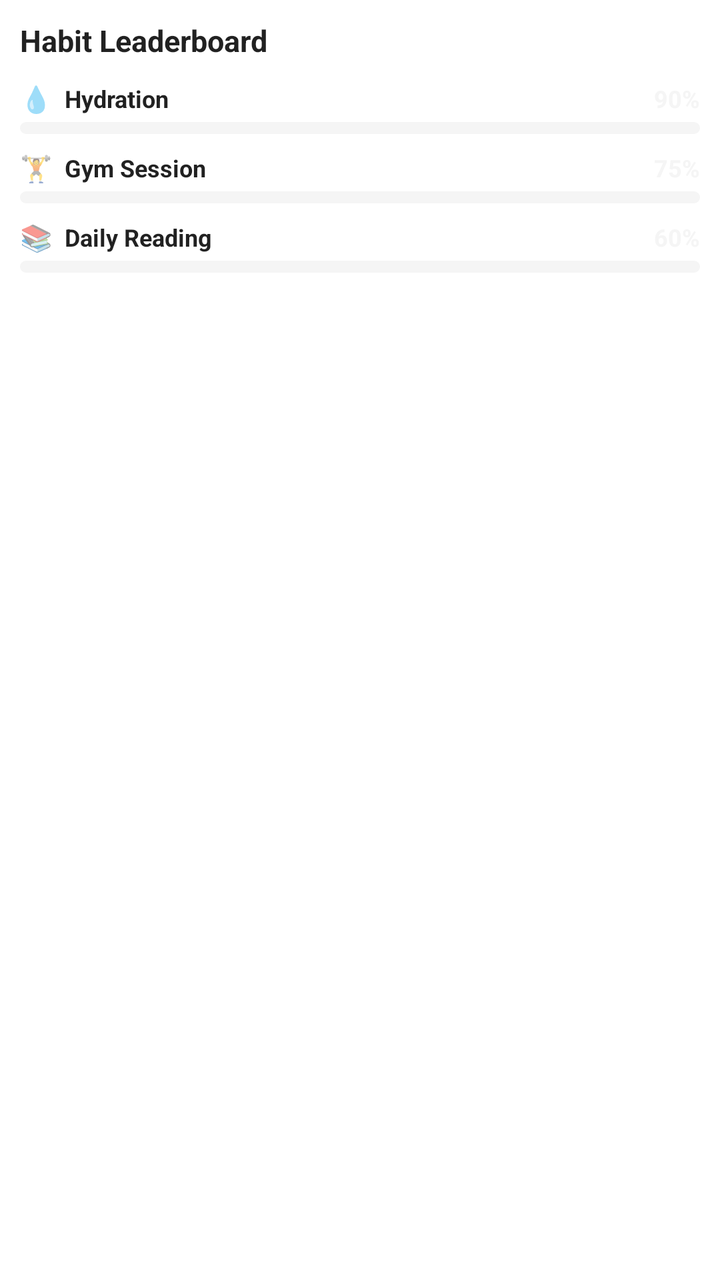
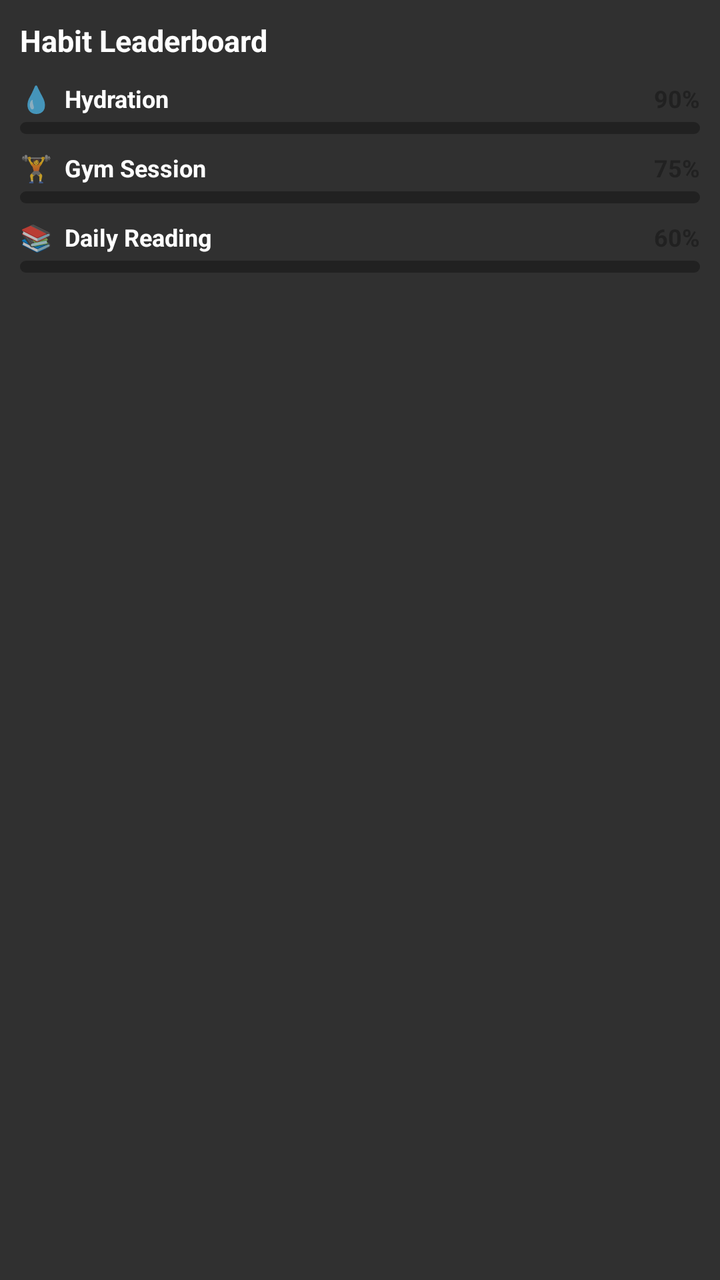

Compare the two renders of this Android layout. The source of the first and the diff that turns it into the second are given below.
<!-- AndroidManifest.xml: application theme Theme.Forge -->
<!-- res/layout/widget_preview_leaderboard.xml -->
<?xml version="1.0" encoding="utf-8"?>
<LinearLayout xmlns:android="http://schemas.android.com/apk/res/android"
    android:layout_width="match_parent"
    android:layout_height="match_parent"
    android:background="?android:attr/colorBackgroundFloating"
    android:orientation="vertical"
    android:padding="10dp">

    
    <TextView
        android:layout_width="wrap_content"
        android:layout_height="wrap_content"
        android:layout_marginBottom="10dp"
        android:text="Habit Leaderboard"
        android:textColor="?android:attr/textColorPrimary"
        android:textSize="15sp"
        android:textStyle="bold" />

    
    <LinearLayout
        android:layout_width="match_parent"
        android:layout_height="wrap_content"
        android:layout_marginBottom="8dp"
        android:orientation="vertical">

        <RelativeLayout
            android:layout_width="match_parent"
            android:layout_height="wrap_content"
            android:layout_marginBottom="3dp">

            <LinearLayout
                android:layout_width="wrap_content"
                android:layout_height="wrap_content"
                android:layout_alignParentStart="true"
                android:gravity="center_vertical"
                android:orientation="horizontal">

                <TextView
                    android:layout_width="wrap_content"
                    android:layout_height="wrap_content"
                    android:text="💧"
                    android:textSize="13sp" />

                <TextView
                    android:layout_width="wrap_content"
                    android:layout_height="wrap_content"
                    android:layout_marginStart="6dp"
                    android:text="Hydration"
                    android:textColor="?android:attr/textColorPrimary"
                    android:textSize="12sp"
                    android:textStyle="bold" />
            </LinearLayout>

            <TextView
                android:layout_width="wrap_content"
                android:layout_height="wrap_content"
                android:layout_alignParentEnd="true"
                android:layout_centerVertical="true"
                android:text="90%"
                android:textColor="?android:attr/colorPrimary"
                android:textSize="12sp"
                android:textStyle="bold" />
        </RelativeLayout>

        <ProgressBar
            style="?android:attr/progressBarStyleHorizontal"
            android:layout_width="match_parent"
            android:layout_height="6dp"
            android:max="100"
            android:progress="90"
            android:progressDrawable="@drawable/bg_rounded_card" />
    </LinearLayout>

    
    <LinearLayout
        android:layout_width="match_parent"
        android:layout_height="wrap_content"
        android:layout_marginBottom="8dp"
        android:orientation="vertical">

        <RelativeLayout
            android:layout_width="match_parent"
            android:layout_height="wrap_content"
            android:layout_marginBottom="3dp">

            <LinearLayout
                android:layout_width="wrap_content"
                android:layout_height="wrap_content"
                android:layout_alignParentStart="true"
                android:gravity="center_vertical"
                android:orientation="horizontal">

                <TextView
                    android:layout_width="wrap_content"
                    android:layout_height="wrap_content"
                    android:text="🏋️"
                    android:textSize="13sp" />

                <TextView
                    android:layout_width="wrap_content"
                    android:layout_height="wrap_content"
                    android:layout_marginStart="6dp"
                    android:text="Gym Session"
                    android:textColor="?android:attr/textColorPrimary"
                    android:textSize="12sp"
                    android:textStyle="bold" />
            </LinearLayout>

            <TextView
                android:layout_width="wrap_content"
                android:layout_height="wrap_content"
                android:layout_alignParentEnd="true"
                android:layout_centerVertical="true"
                android:text="75%"
                android:textColor="?android:attr/colorPrimary"
                android:textSize="12sp"
                android:textStyle="bold" />
        </RelativeLayout>

        <ProgressBar
            style="?android:attr/progressBarStyleHorizontal"
            android:layout_width="match_parent"
            android:layout_height="6dp"
            android:max="100"
            android:progress="75"
            android:progressDrawable="@drawable/bg_rounded_card" />
    </LinearLayout>

    
    <LinearLayout
        android:layout_width="match_parent"
        android:layout_height="wrap_content"
        android:orientation="vertical">

        <RelativeLayout
            android:layout_width="match_parent"
            android:layout_height="wrap_content"
            android:layout_marginBottom="3dp">

            <LinearLayout
                android:layout_width="wrap_content"
                android:layout_height="wrap_content"
                android:layout_alignParentStart="true"
                android:gravity="center_vertical"
                android:orientation="horizontal">

                <TextView
                    android:layout_width="wrap_content"
                    android:layout_height="wrap_content"
                    android:text="📚"
                    android:textSize="13sp" />

                <TextView
                    android:layout_width="wrap_content"
                    android:layout_height="wrap_content"
                    android:layout_marginStart="6dp"
                    android:text="Daily Reading"
                    android:textColor="?android:attr/textColorPrimary"
                    android:textSize="12sp"
                    android:textStyle="bold" />
            </LinearLayout>

            <TextView
                android:layout_width="wrap_content"
                android:layout_height="wrap_content"
                android:layout_alignParentEnd="true"
                android:layout_centerVertical="true"
                android:text="60%"
                android:textColor="?android:attr/colorPrimary"
                android:textSize="12sp"
                android:textStyle="bold" />
        </RelativeLayout>

        <ProgressBar
            style="?android:attr/progressBarStyleHorizontal"
            android:layout_width="match_parent"
            android:layout_height="6dp"
            android:max="100"
            android:progress="60"
            android:progressDrawable="@drawable/bg_rounded_card" />
    </LinearLayout>

</LinearLayout>
<!-- resources referenced by this layout -->
<resources>
  <!-- drawable bg_rounded_card (drawable) -->
  <?xml version="1.0" encoding="utf-8"?>
  <shape xmlns:android="http://schemas.android.com/apk/res/android"
      android:shape="rectangle">
      <corners android:radius="7dp" />
      <solid android:color="?android:attr/colorPrimary" />
  </shape>
  <style name="Theme.Forge" parent="android:Theme.Material.Light.NoActionBar" />
</resources>

<!-- the commit's change to res/layout/widget_preview_leaderboard.xml (unified diff, before → after) -->
@@ -2,7 +2,7 @@
 <LinearLayout xmlns:android="http://schemas.android.com/apk/res/android"
     android:layout_width="match_parent"
     android:layout_height="match_parent"
-    android:background="?android:attr/colorBackgroundFloating"
+    android:background="?android:attr/colorBackground"
     android:orientation="vertical"
     android:padding="10dp">
 
<!-- resource entries referenced after the edit -->
@@ -7,6 +7,6 @@
       <corners android:radius="7dp" />
       <solid android:color="?android:attr/colorPrimary" />
   </shape>
-  <style name="Theme.Forge" parent="android:Theme.Material.Light.NoActionBar" />
+  <style name="Theme.Forge" parent="android:Theme.Material.NoActionBar" />
 </resources>
 
